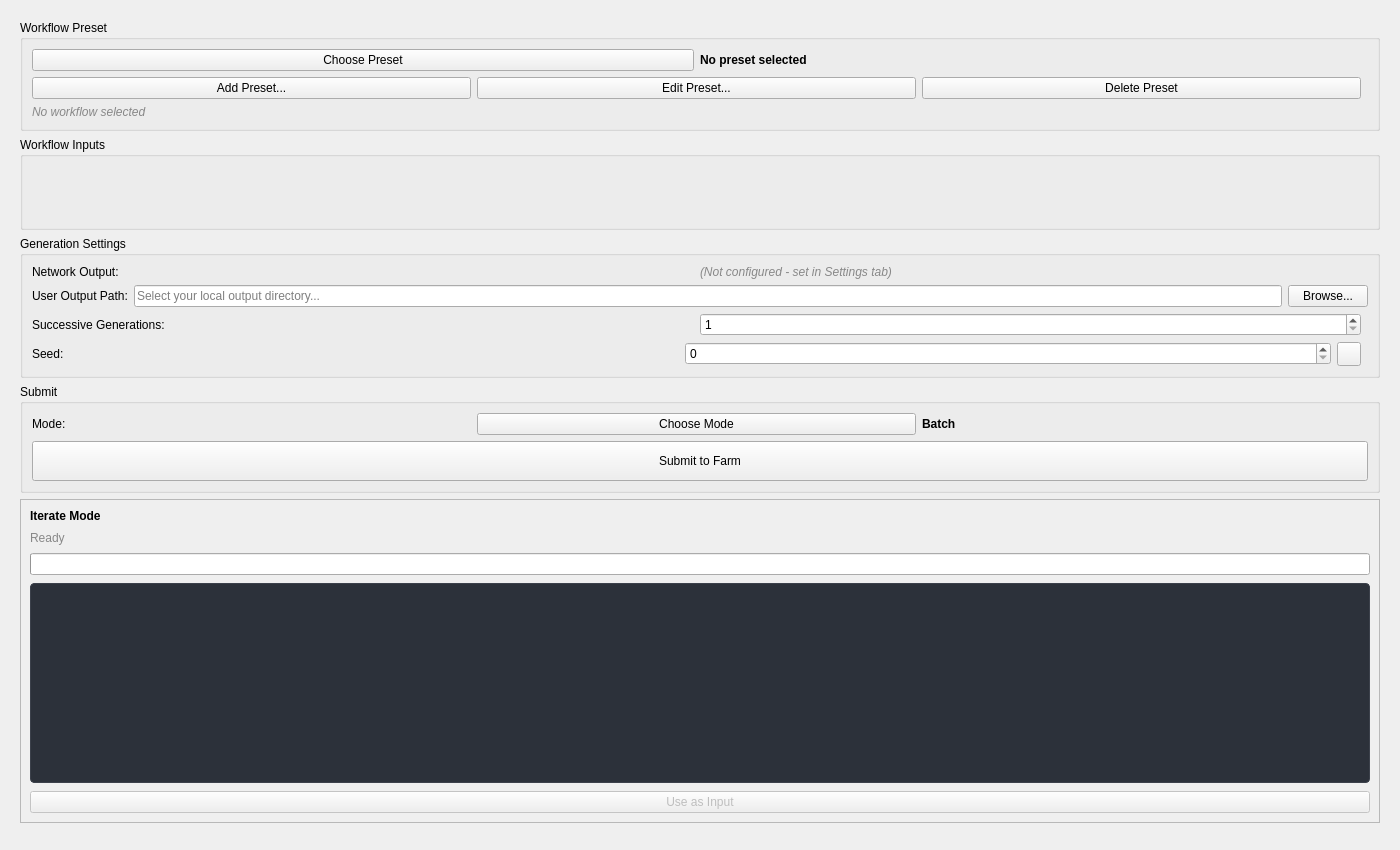
cpt-cabbage/luma_tools, file resources/ui/tabs/comfyui.ui: the form before one commit.
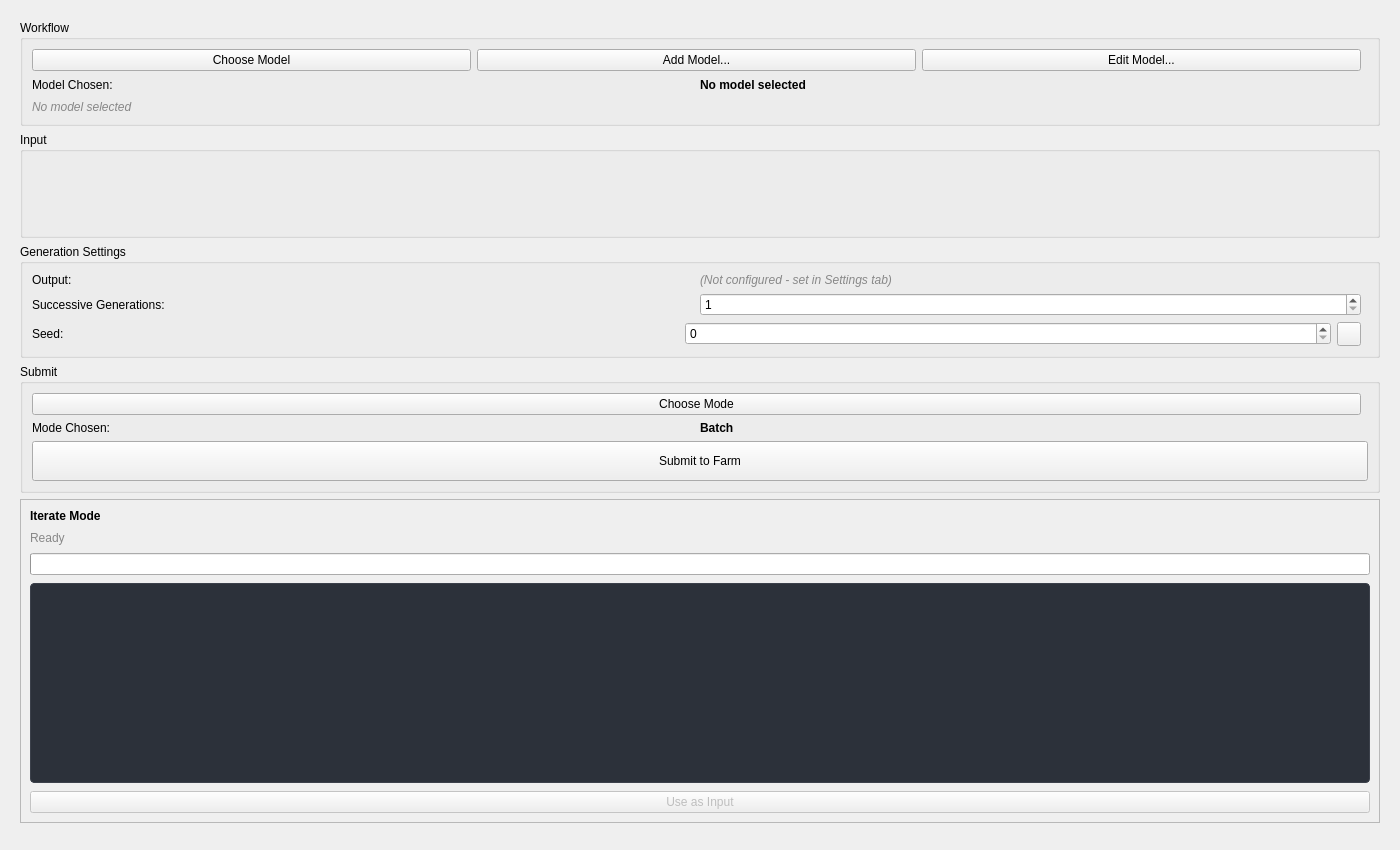
The form after the commit.

Commit message:
feat(settings): Add user settings loading and tab flashing option
- Implemented loading of user settings in the settings tab.
- Added a checkbox for enabling/disabling tab flashing notifications.
- Removed unused ComfyUI transfer settings from the UI and logic.
- Updated the settings UI to reflect changes in terminology and layout.
- Introduced a pulsing glow effect for tabs to enhance user experience.
- Updated icon colors for better visibility and consistency.
- Refactored ComfyUI settings management to streamline the user interface.

```diff
--- a/resources/ui/tabs/comfyui.ui
+++ b/resources/ui/tabs/comfyui.ui
@@ -24,15 +24,15 @@
        <item>
         <widget class="QGroupBox" name="comfyuiWorkflowGroupBox">
          <property name="title">
-          <string>Workflow Preset</string>
+          <string>Workflow</string>
          </property>
          <layout class="QVBoxLayout" name="comfyuiWorkflowLayout">
           <item>
-           <layout class="QHBoxLayout" name="comfyuiPresetLayout">
+           <layout class="QHBoxLayout" name="comfyuiPresetButtonsLayout">
             <item>
              <widget class="QPushButton" name="ComfyUIChoosePreset">
               <property name="text">
-               <string>Choose Preset</string>
+               <string>Choose Model</string>
               </property>
               <property name="toolTip">
                <string>Select a workflow preset</string>
@@ -40,30 +40,9 @@
              </widget>
             </item>
             <item>
-             <widget class="QLabel" name="ComfyUICurrentPreset">
-              <property name="text">
-               <string>No preset selected</string>
-              </property>
-              <property name="styleSheet">
-               <string>font-weight: bold;</string>
-              </property>
-             </widget>
-            </item>
-            <item>
-             <spacer name="comfyuiPresetSpacer">
-              <property name="orientation">
-               <enum>Qt::Horizontal</enum>
-              </property>
-             </spacer>
-            </item>
-           </layout>
-          </item>
-          <item>
-           <layout class="QHBoxLayout" name="comfyuiPresetButtonsLayout">
-            <item>
              <widget class="QPushButton" name="ComfyUIAddPreset">
               <property name="text">
-               <string>Add Preset...</string>
+               <string>Add Model...</string>
               </property>
               <property name="toolTip">
                <string>Add a new workflow preset</string>
@@ -73,23 +52,13 @@
             <item>
              <widget class="QPushButton" name="ComfyUIEditPreset">
               <property name="text">
-               <string>Edit Preset...</string>
+               <string>Edit Model...</string>
               </property>
               <property name="toolTip">
                <string>Edit the selected workflow preset</string>
               </property>
              </widget>
             </item>
-            <item>
-             <widget class="QPushButton" name="ComfyUIDeletePreset">
-              <property name="text">
-               <string>Delete Preset</string>
-              </property>
-              <property name="toolTip">
-               <string>Delete the selected workflow preset</string>
-              </property>
-             </widget>
-            </item>
             <item>
              <spacer name="comfyuiPresetButtonsSpacer">
               <property name="orientation">
@@ -99,10 +68,38 @@
             </item>
            </layout>
           </item>
+          <item>
+           <layout class="QHBoxLayout" name="comfyuiPresetLayout">
+            <item>
+             <widget class="QLabel" name="ComfyUIModelChosenLabel">
+              <property name="text">
+               <string>Model Chosen: </string>
+              </property>
+             </widget>
+            </item>
+            <item>
+             <widget class="QLabel" name="ComfyUICurrentPreset">
+              <property name="text">
+               <string>No model selected</string>
+              </property>
+              <property name="styleSheet">
+               <string>font-weight: bold;</string>
+              </property>
+             </widget>
+            </item>
+            <item>
+             <spacer name="comfyuiPresetSpacer">
+              <property name="orientation">
+               <enum>Qt::Horizontal</enum>
+              </property>
+             </spacer>
+            </item>
+           </layout>
+          </item>
           <item>
            <widget class="QLabel" name="ComfyUIWorkflowPath">
             <property name="text">
-             <string>No workflow selected</string>
+             <string>No model selected</string>
             </property>
             <property name="wordWrap">
              <bool>true</bool>
@@ -118,7 +115,7 @@
        <item>
         <widget class="QGroupBox" name="comfyuiEditableNodesGroupBox">
          <property name="title">
-          <string>Workflow Inputs</string>
+          <string>Input</string>
          </property>
          <layout class="QVBoxLayout" name="comfyuiEditableNodesLayout"/>
         </widget>
@@ -134,7 +131,7 @@
             <item>
              <widget class="QLabel" name="label_network_output">
               <property name="text">
-               <string>Network Output:</string>
+               <string>Output:</string>
               </property>
              </widget>
             </item>
@@ -160,37 +157,6 @@
             </item>
            </layout>
           </item>
-          <item>
-           <layout class="QHBoxLayout" name="outputDirLayout">
-            <item>
-             <widget class="QLabel" name="label_output_dir">
-              <property name="text">
-               <string>User Output Path:</string>
-              </property>
-             </widget>
-            </item>
-            <item>
-             <widget class="QLineEdit" name="ComfyUIOutputDir">
-              <property name="placeholderText">
-               <string>Select your local output directory...</string>
-              </property>
-              <property name="toolTip">
-               <string>Your local folder where finished images will be moved after generation</string>
-              </property>
-             </widget>
-            </item>
-            <item>
-             <widget class="QPushButton" name="ComfyUIBrowseOutputDir">
-              <property name="text">
-               <string>Browse...</string>
-              </property>
-              <property name="toolTip">
-               <string>Browse for your local output directory</string>
-              </property>
-             </widget>
-            </item>
-           </layout>
-          </item>
           <item>
            <layout class="QHBoxLayout" name="genCountLayout">
             <item>
@@ -291,14 +257,7 @@
          </property>
          <layout class="QVBoxLayout" name="comfyuiSubmitLayout">
           <item>
-           <layout class="QHBoxLayout" name="modeLayout">
-            <item>
-             <widget class="QLabel" name="comfyuiModeLabel">
-              <property name="text">
-               <string>Mode:</string>
-              </property>
-             </widget>
-            </item>
+           <layout class="QHBoxLayout" name="modeButtonLayout">
             <item>
              <widget class="QPushButton" name="ComfyUIChooseMode">
               <property name="text">
@@ -306,6 +265,24 @@
               </property>
               <property name="toolTip">
                <string>Select submission mode</string>
+              </property>
+             </widget>
+            </item>
+            <item>
+             <spacer name="modeButtonSpacer">
+              <property name="orientation">
+               <enum>Qt::Horizontal</enum>
+              </property>
+             </spacer>
+            </item>
+           </layout>
+          </item>
+          <item>
+           <layout class="QHBoxLayout" name="modeLayout">
+            <item>
+             <widget class="QLabel" name="comfyuiModeLabel">
+              <property name="text">
+               <string>Mode Chosen: </string>
               </property>
              </widget>
             </item>
```
The commit also changes 16 other files.
